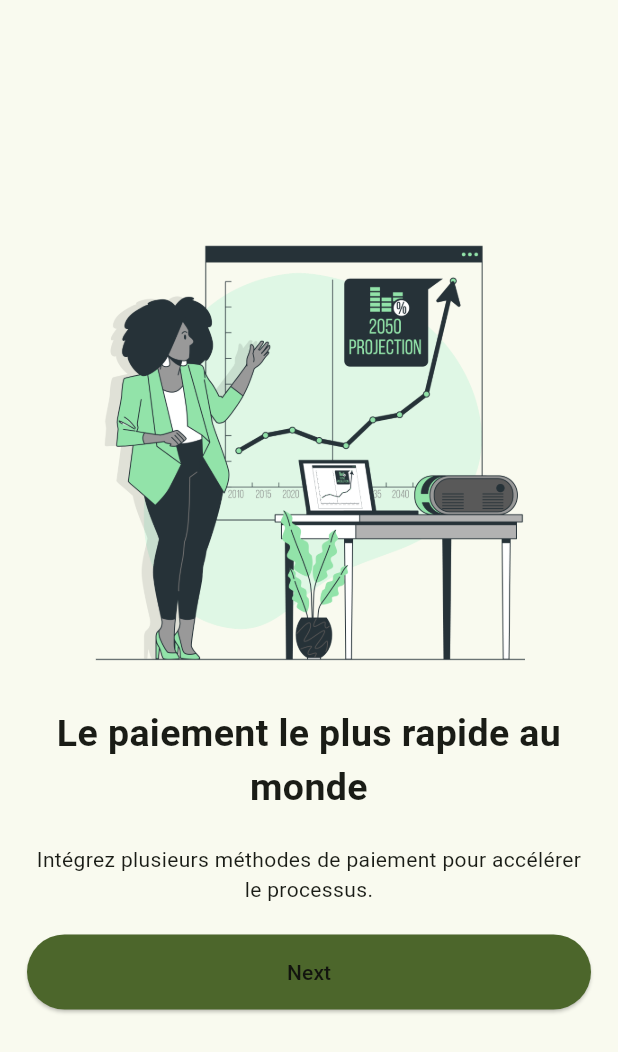
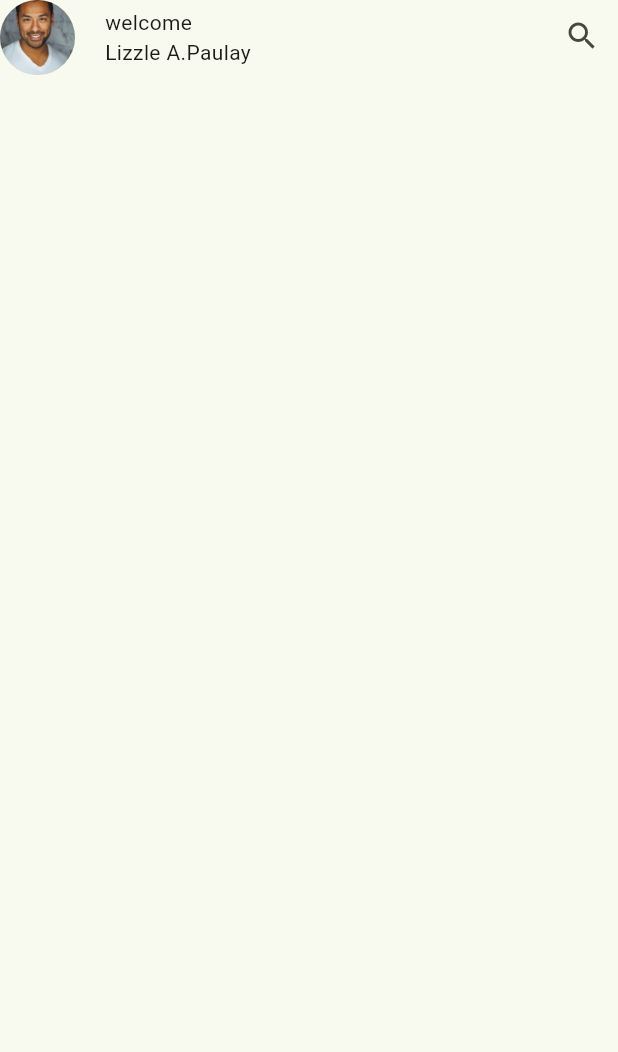
Before and after one commit to lineMangoma/gestion_depense, a Flutter app: the screen it shows after launch, after a tap on "Next", on a phone screen of 412 x 824 dp. Shown: the top 1052 px of the screen. Run offline on Flutter 3.47's test engine with Material 3 defaults, Android fonts, the phone set to English and light mode, and no system bars.

Commit message:
implementation de l'utilisateur

```diff
--- /dev/null
+++ b/lib/pages/welcome/user_page.dart
@@ -0,0 +1,44 @@
+import 'package:flutter/material.dart';
+
+class UserPage extends StatelessWidget {
+  const UserPage({super.key});
+
+  @override
+  Widget build(BuildContext context) {
+    return Scaffold(
+      body: SafeArea(
+        child: Column(
+          children: [
+            Row(
+              mainAxisAlignment: MainAxisAlignment.start,
+              crossAxisAlignment: CrossAxisAlignment.start,
+              children: [
+                Row(
+                  children: [
+                    SizedBox(
+                      height: 50,
+                      width: 50,
+                      child: CircleAvatar(
+                        backgroundImage: AssetImage('assets/images/user.jpg'),
+                      ),
+                    ),
+                    SizedBox(width: 20 , height: 20,),
+                    Column(
+                      crossAxisAlignment: CrossAxisAlignment.start,
+                      children: [
+                      Text("welcome"),
+                      Text ("Lizzle A.Paulay"),
+                    ],)
+
+                  ],
+                ),
+                Spacer(),
+                IconButton(onPressed: () {}, icon: Icon(Icons.search)),
+              ],
+            ),
+          ],
+        ),
+      ),
+    );
+  }
+}
--- a/lib/pages/welcome/welcome_page.dart
+++ b/lib/pages/welcome/welcome_page.dart
@@ -1,5 +1,6 @@
 import 'package:flutter/material.dart';
 import 'package:gestion_depense/core/theme/theme.dart';
+import 'package:gestion_depense/pages/welcome/user_page.dart';
 
 class WelcomePage extends StatelessWidget {
   const WelcomePage({super.key});
@@ -34,7 +35,10 @@ class WelcomePage extends StatelessWidget {
               height: 50,
               width: double.infinity,
               child: ElevatedButton(
-                onPressed: () {},
+                onPressed: () {
+                  Navigator.push(context, MaterialPageRoute(builder: (context)=> UserPage()),
+                  );
+                },
                 style: ElevatedButton.styleFrom(
                   backgroundColor: MaterialTheme.lightScheme().primary,
                 ),
```
